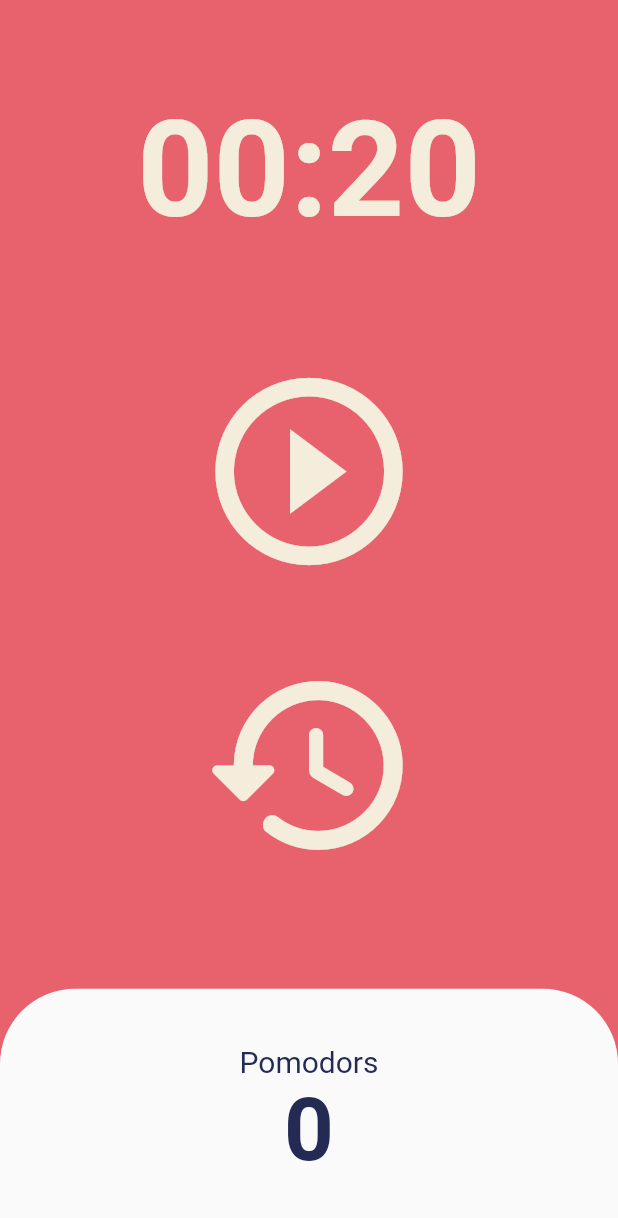
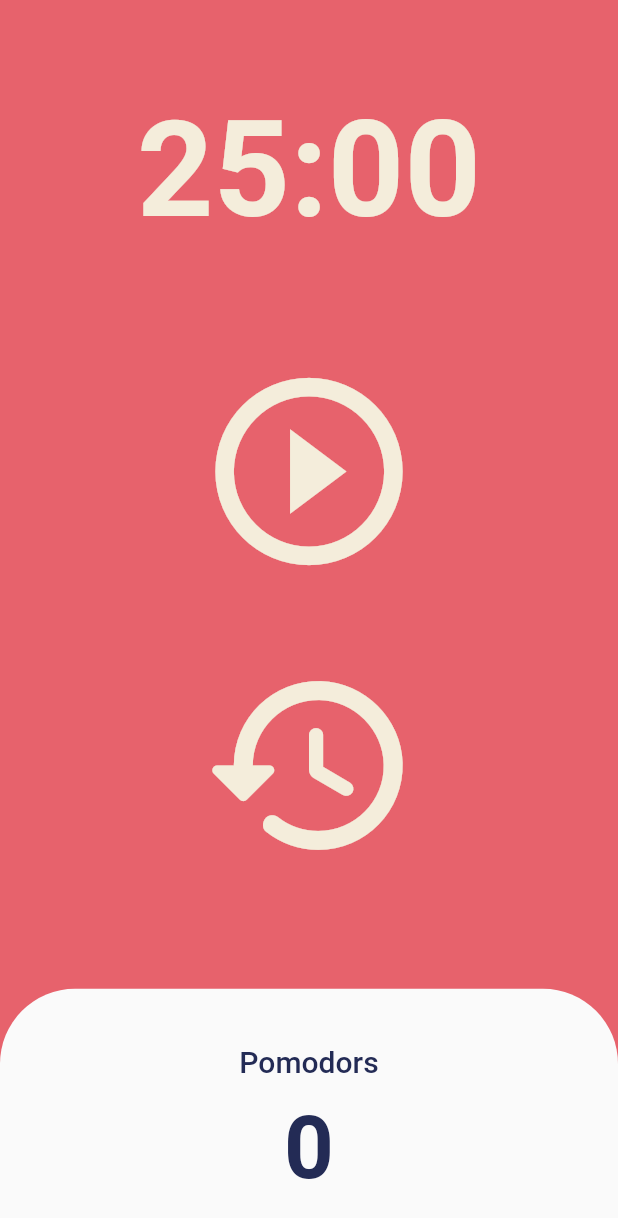
Before and after one commit to jin-vita/pomodoro, a Flutter app: the screen it shows after launch, on a phone screen of 412 x 824 dp. Shown: the top 1218 px of the screen. Run offline on Flutter 3.47's test engine with Material 2 defaults, Android fonts, the phone set to English and light mode, and no system bars.

Commit message:
add reset

```diff
--- a/lib/home_screen.dart
+++ b/lib/home_screen.dart
@@ -10,7 +10,7 @@ class HomeScreen extends StatefulWidget {
 }
 
 class _HomeScreenState extends State<HomeScreen> {
-  static const timerTime = 20;
+  static const timerTime = 1500;
   int totalSeconds = timerTime;
   bool isRunning = false;
   int totalCount = 0;
@@ -49,6 +49,11 @@ class _HomeScreenState extends State<HomeScreen> {
       onTick,
     );
     isRunning = true;
+  }
+
+  void restCount() {
+    setState(() {});
+    totalCount = 0;
   }
 
   String format(int seconds) {
@@ -119,12 +124,17 @@ class _HomeScreenState extends State<HomeScreen> {
                     child: Column(
                       mainAxisAlignment: MainAxisAlignment.center,
                       children: [
-                        Text(
-                          'Pomodors',
-                          style: TextStyle(
-                            fontSize: 20,
-                            color:
-                                Theme.of(context).textTheme.displayLarge?.color,
+                        TextButton(
+                          onPressed: restCount,
+                          child: Text(
+                            'Pomodors',
+                            style: TextStyle(
+                              fontSize: 20,
+                              color: Theme.of(context)
+                                  .textTheme
+                                  .displayLarge
+                                  ?.color,
+                            ),
                           ),
                         ),
                         Text(
```
